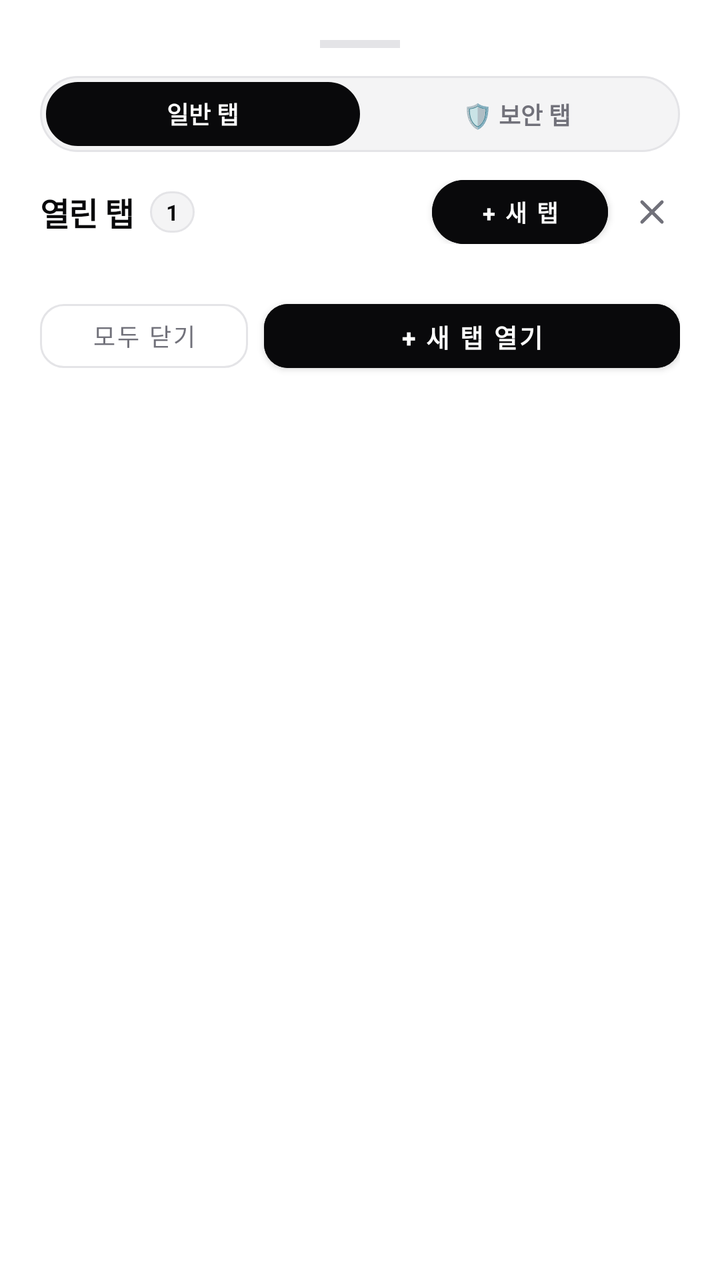
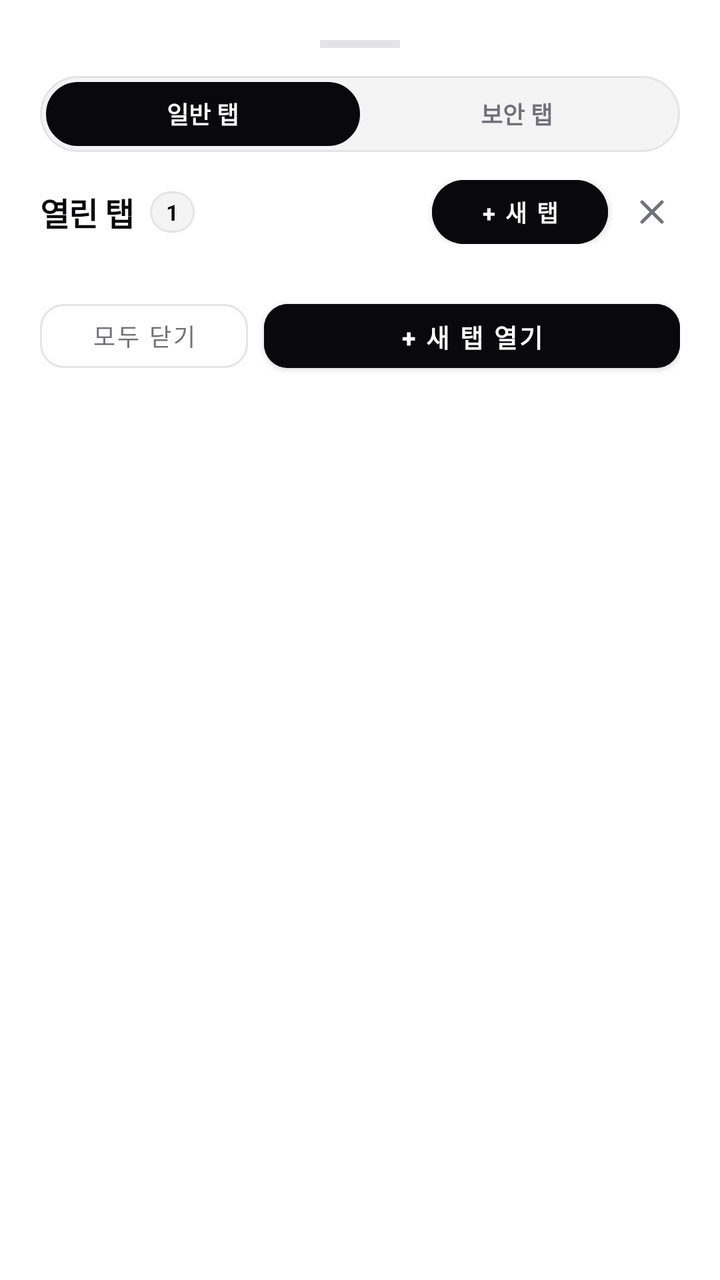

Screens rendered from an Android XML layout before and after an edit, with the pre-edit source and the edit as a unified diff.
<!-- AndroidManifest.xml: application theme Theme.CreamAiHub -->
<!-- res/layout/dialog_tab_manager.xml -->
<?xml version="1.0" encoding="utf-8"?>
<LinearLayout 
    xmlns:android="http://schemas.android.com/apk/res/android"
    xmlns:app="http://schemas.android.com/apk/res-auto"
    android:layout_width="match_parent"
    android:layout_height="wrap_content"
    android:orientation="vertical"
    android:padding="20dp"
    android:background="@drawable/bg_bottom_sheet">

    
    <View
        android:layout_width="40dp"
        android:layout_height="4dp"
        android:layout_gravity="center_horizontal"
        android:background="@color/border_gray"
        android:layout_marginBottom="14dp" />

    
    <LinearLayout
        android:layout_width="match_parent"
        android:layout_height="38dp"
        android:orientation="horizontal"
        android:background="@drawable/bg_input_box"
        android:padding="3dp"
        android:layout_marginBottom="14dp">

        <TextView
            android:id="@+id/btnSegmentNormalTabs"
            android:layout_width="0dp"
            android:layout_height="match_parent"
            android:layout_weight="1"
            android:text="일반 탭"
            android:textSize="12sp"
            android:textStyle="bold"
            android:textColor="@color/white"
            android:background="@drawable/bg_pill_badge"
            android:backgroundTint="@color/primary_black"
            android:gravity="center"
            android:clickable="true"
            android:focusable="true" />

        <TextView
            android:id="@+id/btnSegmentSecurityTabs"
            android:layout_width="0dp"
            android:layout_height="match_parent"
            android:layout_weight="1"
            android:text="🛡️ 보안 탭"
            android:textSize="12sp"
            android:textStyle="bold"
            android:textColor="@color/text_muted"
            android:gravity="center"
            android:clickable="true"
            android:focusable="true" />
    </LinearLayout>

    
    <LinearLayout
        android:layout_width="match_parent"
        android:layout_height="wrap_content"
        android:orientation="horizontal"
        android:gravity="center_vertical"
        android:layout_marginBottom="10dp">

        <TextView
            android:id="@+id/tvTabManagerTitle"
            android:layout_width="wrap_content"
            android:layout_height="wrap_content"
            android:text="열린 탭"
            android:textSize="16sp"
            android:textStyle="bold"
            android:textColor="@color/primary_black"
            android:letterSpacing="-0.02" />

        <TextView
            android:id="@+id/tvTabCountBadge"
            android:layout_width="wrap_content"
            android:layout_height="wrap_content"
            android:text="1"
            android:textSize="11sp"
            android:textStyle="bold"
            android:textColor="@color/primary_black"
            android:background="@drawable/bg_pill_badge"
            android:paddingHorizontal="8dp"
            android:paddingVertical="3dp"
            android:layout_marginStart="8dp" />

        <View
            android:layout_width="0dp"
            android:layout_height="0dp"
            android:layout_weight="1" />

        <Button
            android:id="@+id/btnNewTabTop"
            android:layout_width="wrap_content"
            android:layout_height="32dp"
            android:text="+ 새 탭"
            android:textSize="11.5sp"
            android:textStyle="bold"
            android:backgroundTint="@color/primary_black"
            android:textColor="@color/white"
            android:insetTop="0dp"
            android:insetBottom="0dp"
            app:cornerRadius="16dp"
            android:paddingHorizontal="12dp"
            android:layout_marginEnd="8dp" />

        <ImageView
            android:id="@+id/btnCloseTabManager"
            android:layout_width="28dp"
            android:layout_height="28dp"
            android:src="@drawable/ic_close"
            app:tint="@color/text_muted"
            android:padding="4dp"
            android:background="?attr/selectableItemBackgroundBorderless"
            android:contentDescription="Close" />
    </LinearLayout>

    
    <LinearLayout
        android:id="@+id/bannerInactiveTabs"
        android:layout_width="match_parent"
        android:layout_height="wrap_content"
        android:orientation="horizontal"
        android:gravity="center_vertical"
        android:background="@drawable/bg_pill_badge"
        android:backgroundTint="#F0FDF4"
        android:paddingHorizontal="12dp"
        android:paddingVertical="8dp"
        android:layout_marginBottom="12dp"
        android:visibility="gone">

        <ImageView
            android:layout_width="16dp"
            android:layout_height="16dp"
            android:src="@drawable/ic_leaf"
            app:tint="#16A34A"
            android:layout_marginEnd="8dp" />

        <TextView
            android:id="@+id/tvInactiveBannerText"
            android:layout_width="0dp"
            android:layout_height="wrap_content"
            android:layout_weight="1"
            android:text="2개 탭이 절전 모드로 메모리를 절약 중입니다"
            android:textSize="11sp"
            android:textColor="#15803D" />

        <TextView
            android:id="@+id/btnCloseInactiveTabs"
            android:layout_width="wrap_content"
            android:layout_height="wrap_content"
            android:text="절전 탭 정리"
            android:textSize="11sp"
            android:textStyle="bold"
            android:textColor="#16A34A"
            android:clickable="true"
            android:focusable="true" />
    </LinearLayout>

    
    <ScrollView
        android:layout_width="match_parent"
        android:layout_height="wrap_content"
        android:maxHeight="360dp"
        android:scrollbars="vertical"
        android:layout_marginBottom="14dp">

        <LinearLayout
            android:id="@+id/layoutTabsList"
            android:layout_width="match_parent"
            android:layout_height="wrap_content"
            android:orientation="vertical" />

    </ScrollView>

    
    <LinearLayout
        android:layout_width="match_parent"
        android:layout_height="wrap_content"
        android:orientation="horizontal"
        android:gravity="center_vertical">

        <Button
            android:id="@+id/btnCloseAllTabs"
            android:layout_width="0dp"
            android:layout_height="44dp"
            android:layout_weight="1"
            android:text="모두 닫기"
            android:textSize="12sp"
            style="@style/Widget.MaterialComponents.Button.OutlinedButton"
            android:textColor="@color/text_muted"
            app:strokeColor="@color/border_gray"
            app:cornerRadius="12dp"
            android:layout_marginEnd="8dp" />

        <Button
            android:id="@+id/btnNewTabBottom"
            android:layout_width="0dp"
            android:layout_height="44dp"
            android:layout_weight="2"
            android:text="+ 새 탭 열기"
            android:textSize="12.5sp"
            android:textStyle="bold"
            android:backgroundTint="@color/primary_black"
            android:textColor="@color/white"
            app:cornerRadius="12dp" />

    </LinearLayout>

</LinearLayout>
<!-- resources referenced by this layout -->
<resources>
  <color name="border_gray">#E4E4E7</color>
  <color name="primary_black">#09090B</color>
  <color name="text_muted">#71717A</color>
  <color name="white">#FFFFFF</color>
  <!-- drawable bg_bottom_sheet (drawable) -->
  <?xml version="1.0" encoding="utf-8"?>
  <shape xmlns:android="http://schemas.android.com/apk/res/android">
      <solid android:color="#FFFFFF" />
      <corners 
          android:topLeftRadius="28dp" 
          android:topRightRadius="28dp" 
          android:bottomLeftRadius="0dp" 
          android:bottomRightRadius="0dp" />
  </shape>
  <!-- drawable bg_input_box (drawable) -->
  <?xml version="1.0" encoding="utf-8"?>
  <shape xmlns:android="http://schemas.android.com/apk/res/android">
      <solid android:color="#F4F4F5" />
      <stroke android:width="1dp" android:color="#E4E4E7" />
      <corners android:radius="24dp" />
  </shape>
  <!-- drawable bg_pill_badge (drawable) -->
  <?xml version="1.0" encoding="utf-8"?>
  <shape xmlns:android="http://schemas.android.com/apk/res/android">
      <solid android:color="#F4F4F5" />
      <stroke android:width="1dp" android:color="#E4E4E7" />
      <corners android:radius="999dp" />
  </shape>
  <!-- drawable ic_close (drawable) -->
  <vector xmlns:android="http://schemas.android.com/apk/res/android"
      android:width="24dp"
      android:height="24dp"
      android:viewportWidth="24"
      android:viewportHeight="24">
      <path
          android:strokeColor="#09090B"
          android:strokeWidth="2"
          android:strokeLineCap="round"
          android:strokeLineJoin="round"
          android:pathData="M18,6L6,18M6,6l12,12" />
  </vector>
  <!-- drawable ic_leaf (drawable) -->
  <vector xmlns:android="http://schemas.android.com/apk/res/android"
      android:width="24dp"
      android:height="24dp"
      android:viewportWidth="24"
      android:viewportHeight="24">
      <path
          android:fillColor="#000000"
          android:pathData="M17,8C8,10 5.9,16.17 3.82,21.34l1.89,0.66l0.95,-2.3c0.48,0.17 0.98,0.3 1.34,0.3C19,20 22,3 22,3c0,0 -14,0 -19,10c0,0 2.5,-3 8,-4s8,2 8,2s-4,2 -7,3s-4,3 -4,3c2,-1 5,-2 9,-2c3.5,0 5.5,-1 6,-2c0.5,-1 1,-3 0,-5z" />
  </vector>
  <style name="Theme.CreamAiHub" parent="Theme.MaterialComponents.DayNight.NoActionBar">
          <item name="colorPrimary">@color/primary_black</item>
          <item name="colorPrimaryVariant">@color/secondary_dark</item>
          <item name="colorOnPrimary">@color/white</item>
          <item name="android:statusBarColor">@color/white</item>
          <item name="android:windowLightStatusBar">true</item>
      </style>
  <color name="secondary_dark">#27272A</color>
</resources>

<!-- the commit's change to res/layout/dialog_tab_manager.xml (unified diff, before → after) -->
@@ -45,7 +45,7 @@
             android:layout_width="0dp"
             android:layout_height="match_parent"
             android:layout_weight="1"
-            android:text="🛡️ 보안 탭"
+            android:text="보안 탭"
             android:textSize="12sp"
             android:textStyle="bold"
             android:textColor="@color/text_muted"
